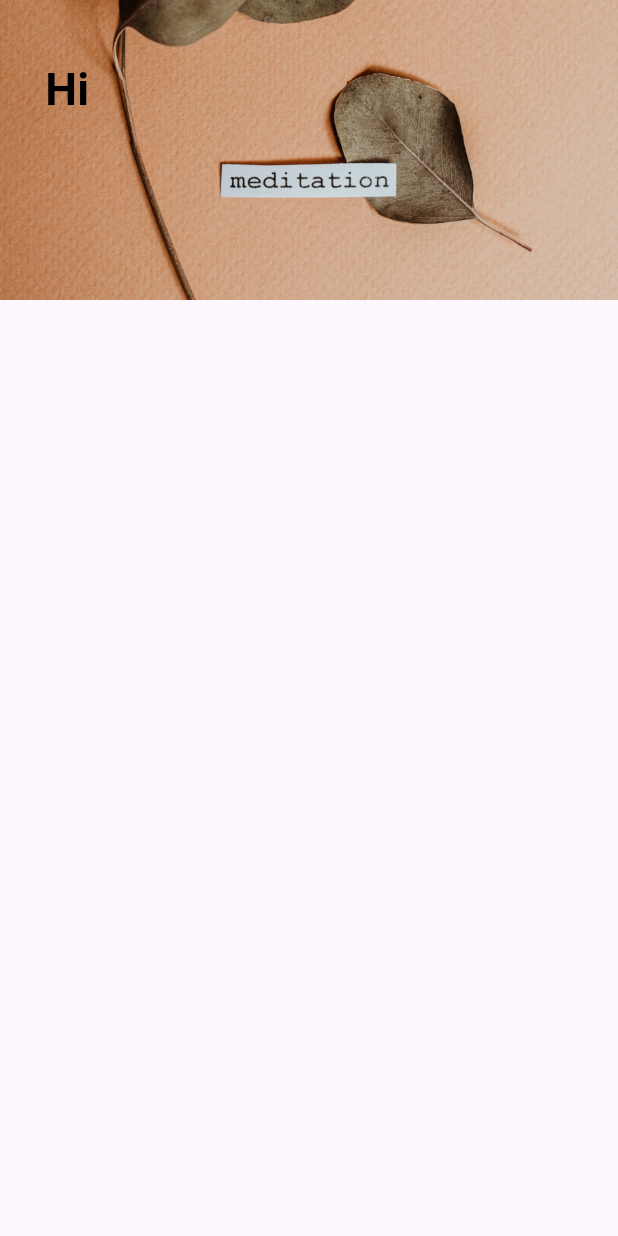
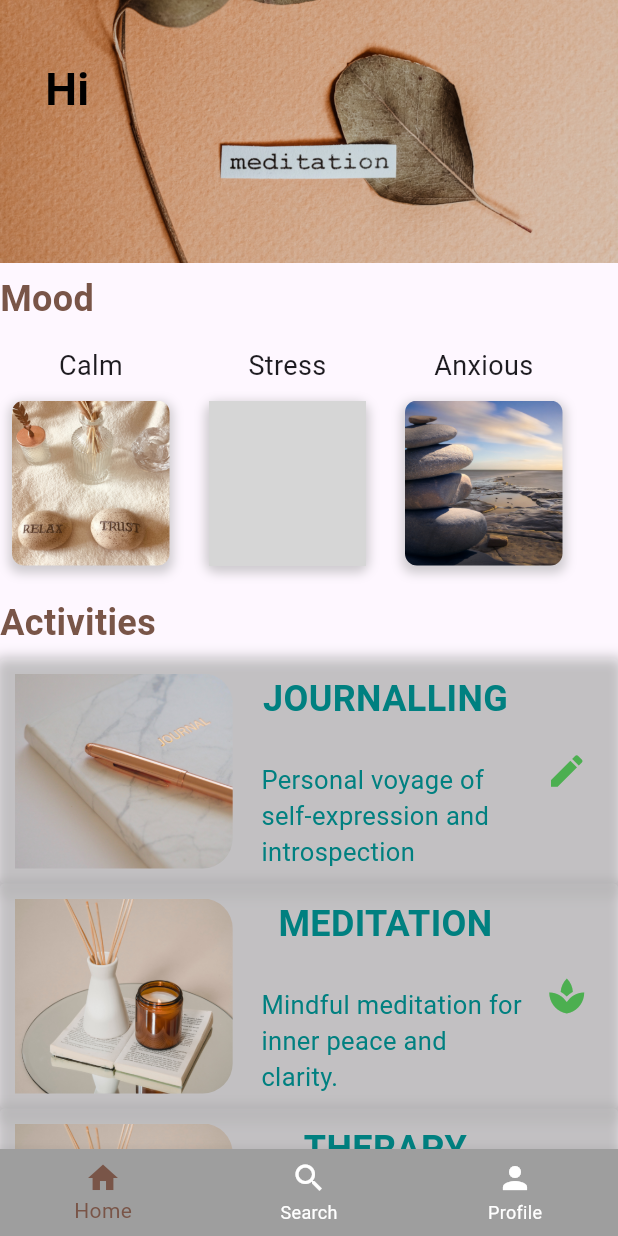
Before and after one commit to Munene001/soulspring, a Flutter app: the Homescreen screen opened directly, on a phone screen of 412 x 824 dp. Run offline on Flutter 3.47's test engine with Material 2 defaults, Android fonts, the phone set to English and light mode, and no system bars; our stand-ins replace firebase_auth, firebase_core; accounts and stored records are empty; grey boxes are pictures that could not be loaded.

Commit message:
home screen

```diff
--- /dev/null
+++ b/lib/Reusablewidget/mood.dart
@@ -0,0 +1,55 @@
+import 'package:flutter/material.dart';
+
+GestureDetector mood(
+  ImageProvider imageProvider,
+  String text1,
+  Function onTap,
+) {
+  return GestureDetector(
+    onTap: () {},
+    child: Container(
+
+
+
+
+      height: 175,
+      child: Padding(padding:EdgeInsets.all(8),
+      child: Column(
+        children: [
+          Text(text1, style: TextStyle(fontSize: 18, fontWeight: FontWeight.normal,),),
+
+          SizedBox(height: 10,),
+          Container(
+            height: 110,
+            width:105,
+            decoration: BoxDecoration(
+              image: DecorationImage(image: imageProvider, fit: BoxFit.cover),
+              borderRadius: BorderRadius.all(Radius.circular(8)),
+              boxShadow: [
+               BoxShadow(
+                  color: Colors.grey.withOpacity(0.5),
+                  spreadRadius: 2,
+                  blurRadius: 5,
+                  offset: Offset(0, 3), // horizontal, vertical offset
+                ),
+        ]
+
+
+
+
+
+            ),
+          )
+
+
+
+
+
+        ],
+      ),
+       ),
+
+    ),
+
+  );
+}
--- /dev/null
+++ b/lib/Reusablewidget/select.dart
@@ -0,0 +1,85 @@
+import 'package:flutter/material.dart';
+
+Color chocolateBrown = Color(0xFF7B3F00);
+const Color tealColor = Color(0xFF008080);
+const Color turquoiseColor = Color(0xFF40E0D0);
+
+
+GestureDetector section(
+  ImageProvider imageProvider,
+  String text1,
+  String text2,
+  Function onTap,
+  IconData iconData,
+) {
+  return GestureDetector(
+    onTap: (){},
+    child: Container(
+      height: 150,
+      decoration: BoxDecoration(
+        color: Colors.white10,
+        borderRadius: BorderRadius.circular(3),
+        boxShadow: [
+                    BoxShadow(blurRadius: 7,color:Colors.grey.withOpacity(0.7),
+                    spreadRadius: 3, offset: Offset(0, 3),
+                    ),
+                  ]
+      ),
+      child: Padding(
+        padding: EdgeInsets.all(10),
+        child: Row(
+          children: [
+            Expanded(
+              flex: 3,
+              child: Container(
+                decoration: BoxDecoration(
+                  image: DecorationImage(image: imageProvider, fit: BoxFit.cover),
+                  borderRadius: BorderRadius.only(
+                    topRight: Radius.circular(20),
+                    bottomRight: Radius.circular(20),
+                  ),
+
+                ),
+              ),
+            ),
+            SizedBox(width: 5),
+            Expanded(
+              flex: 4,
+              child: Container(
+                // Set your desired background color here
+                child: Column(
+                  crossAxisAlignment: CrossAxisAlignment.center,
+                  children: [
+                    Padding(
+                      padding: EdgeInsets.symmetric(horizontal: 10), // Add horizontal padding to text1
+                      child: Text(
+                        text1,
+                        style: TextStyle(fontWeight: FontWeight.bold, fontSize: 24, color: tealColor),
+                      ),
+                    ),
+                    SizedBox(height: 25), // Add a small space between the two texts
+                    Padding(
+                      padding: EdgeInsets.only(left: 14), // Add a left margin to text2
+                      child: Text(
+                        text2,
+                        style: TextStyle(fontSize: 17, color:tealColor),
+                      ),
+                    ),
+                  ],
+                ),
+              ),
+            ),
+            Expanded(
+              flex: 1,
+              child: Icon(
+                iconData,
+                color: Colors.green,
+                size: 28,
+              ),
+            ),
+          ],
+        ),
+      ),
+    ),
+  );
+}
--- a/lib/homescreen.dart
+++ b/lib/homescreen.dart
@@ -1,4 +1,7 @@
 import 'package:flutter/material.dart';
+import 'package:soulspring/Reusablewidget/mood.dart';
+import 'package:soulspring/Reusablewidget/select.dart';
+
 class MyAppBar extends StatelessWidget implements PreferredSizeWidget {
   final String username;
 
@@ -34,7 +37,7 @@ class MyAppBar extends StatelessWidget implements PreferredSizeWidget {
   }
 
   @override
-  Size get preferredSize => const Size.fromHeight(200);
+  Size get preferredSize => const Size.fromHeight(175);
 }
 
 class Homescreen extends StatelessWidget {
@@ -46,7 +49,86 @@ class Homescreen extends StatelessWidget {
   Widget build(BuildContext context) {
     return Scaffold(
       appBar: MyAppBar(username: username),
-      body: Container(),
+      body: SingleChildScrollView(
+        child: Container(
+          decoration: BoxDecoration(
+            borderRadius: BorderRadius.circular(100),
+          ),
+
+
+
+
+                child: Column( // Combine the children into a single Column
+                crossAxisAlignment: CrossAxisAlignment.start, // Align children to the start (left)
+            children: [
+
+              SizedBox(
+                height: 7,
+              ),
+
+              Text("Mood", style:TextStyle(fontWeight: FontWeight.bold, fontSize: 24,color: Colors.brown)),
+              SizedBox(
+                height: 7,
+              ),
+
+              Row(
+                children: [
+                  mood(AssetImage("assets/img1.jpg"), "Calm", () {}),
+                  SizedBox( width: 10,),
+                  mood(AssetImage("assets/img2.jpg"), "Stress", () {}),
+                  SizedBox( width: 10,),
+                  mood(AssetImage("assets/img3.jpg"), "Anxious", () {}),
+                ],
+              ),
+
+               Text("Activities", style:TextStyle(fontWeight: FontWeight.bold, fontSize: 24,color: Colors.brown)),
+              SizedBox(
+                height: 7,
+              ),
+              section(
+                AssetImage("assets/pen1.jpg"),
+                "JOURNALLING",
+                "Personal voyage of self-expression and introspection",
+                () {},
+                Icons.create,
+              ),
+              section(
+                AssetImage("assets/pen2.jpg"),
+                "MEDITATION",
+                "Mindful meditation for inner peace and clarity.",
+                () {},
+                Icons.spa,
+              ),
+              section(
+                AssetImage("assets/pen2.jpg"),
+                "THERAPY",
+                "Professional support for emotional growth and healing",
+                () {},
+                Icons.person,
+              ),
+            ],
+          ),
+        ),
+      ),
+      bottomNavigationBar: BottomNavigationBar(
+        backgroundColor: Colors.grey,
+        selectedItemColor: Colors.brown,
+        unselectedItemColor: Colors.white,
+        items: [
+          BottomNavigationBarItem(
+            icon: Icon(Icons.home),
+            label: "Home",
+          ),
+          BottomNavigationBarItem(
+            icon: Icon(Icons.search),
+            label: "Search",
+          ),
+          BottomNavigationBarItem(
+            icon: Icon(Icons.person),
+            label: "Profile",
+          ),
+        ],
+      ),
     );
   }
 }
--- a/lib/main.dart
+++ b/lib/main.dart
@@ -2,6 +2,7 @@ import 'package:flutter/material.dart';
 import 'package:firebase_core/firebase_core.dart';
 import 'package:firebase_auth/firebase_auth.dart';
 import 'package:soulspring/splash.dart';
+import 'package:soulspring/homescreen.dart';
 
 void main() async {
   WidgetsFlutterBinding.ensureInitialized();
@@ -36,7 +37,7 @@ class MyApp extends StatelessWidget {
         colorScheme: ColorScheme.fromSeed(seedColor: Colors.deepPurple),
         useMaterial3: true,
       ),
-      home: Splash(),
+      home: Homescreen(username: "Lawrence",),
     );
   }
 }
```
Also changed, not shown: assets/pen1.jpg (added), assets/pen2.jpg (added).
